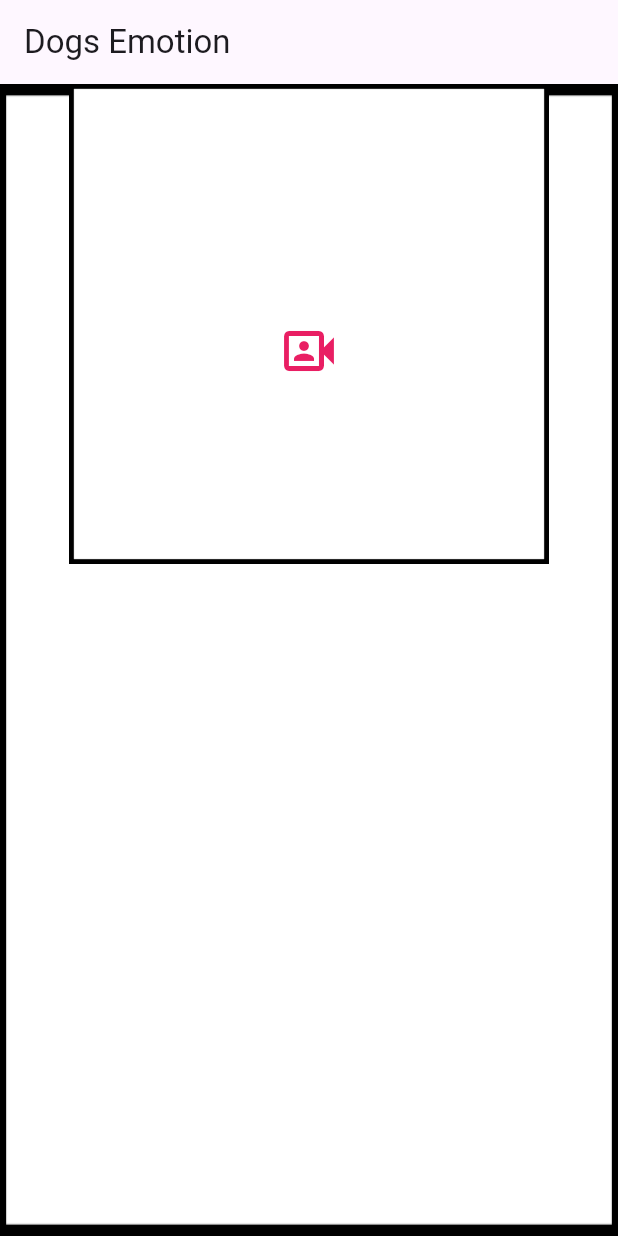
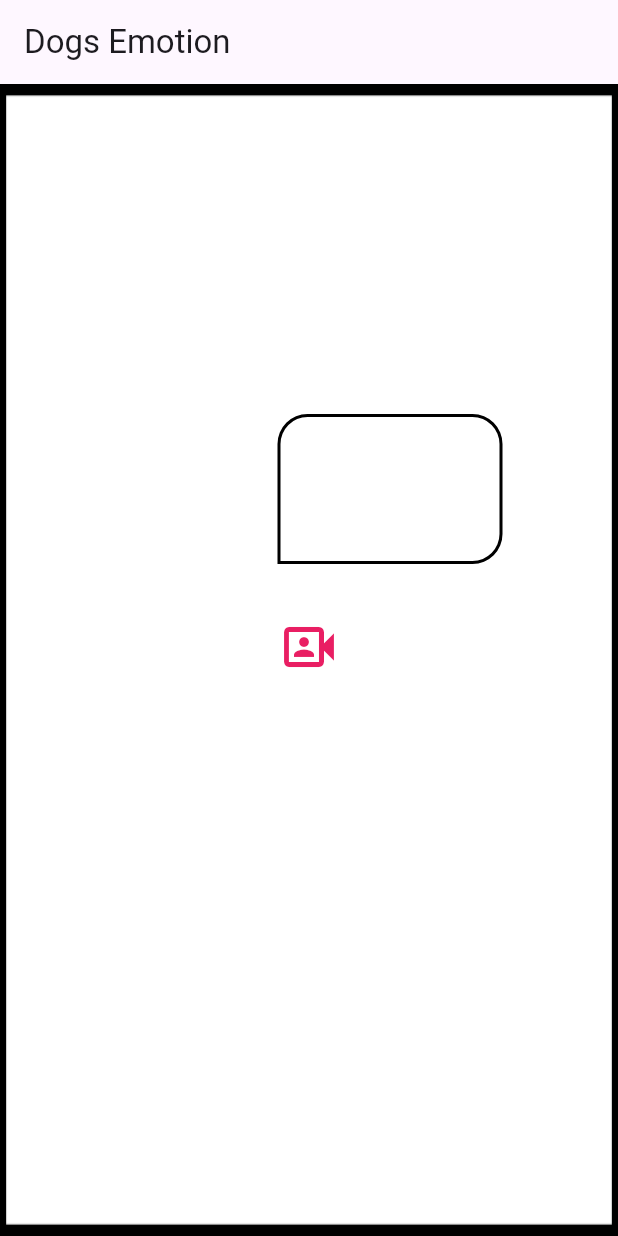
Before and after one commit to senior-project-AnimoGram/flutter_emotion, a Flutter app: the screen it shows after launch, on a phone screen of 412 x 824 dp. Run offline on Flutter 3.47's test engine with Material 3 defaults, Android fonts, the phone set to English and light mode, and no system bars; our stand-ins replace camera, get; missing offline and left inert: tflite.

Commit message:
first commit

```diff
--- a/lib/home.dart
+++ b/lib/home.dart
@@ -3,6 +3,46 @@ import 'package:camera/camera.dart';
 import 'package:flutter/material.dart';
 import 'package:tflite/tflite.dart';
 import 'main.dart';
+class SpeechBubbleIcon extends StatelessWidget {
+  final String text;
+
+  SpeechBubbleIcon({required this.text});
+
+  @override
+  Widget build(BuildContext context) {
+    return Stack(
+      children: [
+        Container(
+          width: 150.0,
+          height: 100.0,
+          decoration: BoxDecoration(
+            shape: BoxShape.rectangle,
+            borderRadius: const BorderRadius.only(
+              topLeft: Radius.circular(20.0),
+              topRight: Radius.circular(20.0),
+              bottomLeft: Radius.circular(0.0),
+              bottomRight: Radius.circular(20.0),
+            ),
+            border: Border.all(color: Colors.black, width: 2.0),
+          ),
+        ),
+        Positioned.fill(
+          child: Align(
+            alignment: Alignment.center,
+            child: Text(
+              text,
+              style: const TextStyle(
+                fontSize: 20.0,
+                color: Colors.black,
+              ),
+              textAlign: TextAlign.center,
+            ),
+          ),
+        ),
+      ],
+    );
+  }
+}
 
 class Home extends StatefulWidget {
   const Home({super.key});
@@ -12,25 +52,22 @@ class Home extends StatefulWidget {
 }
 
 class _HomeState extends State<Home> {
-
   bool isWorking = false;
   String result = '';
   CameraController? cameraController;
   CameraImage? imgCamera;
 
-  initCamera()
-  {
-    cameraController = CameraController(cameras![0],ResolutionPreset.medium);
-    cameraController!.initialize().then((value)
-    {
-      if(!mounted){
+  initCamera() {
+    cameraController = CameraController(cameras![0], ResolutionPreset.medium);
+    cameraController!.initialize().then((value) {
+      if (!mounted) {
         return;
       }
 
       setState(() {
-        cameraController!.startImageStream((imageFromStream) =>
+        cameraController!.startImageStream((imageFromStream) => {
+              if (!isWorking)
                 {
-          if(!isWorking){
                   isWorking = true,
                   imgCamera = imageFromStream,
                   runModelOnStreamFrames(),
@@ -40,11 +77,9 @@ class _HomeState extends State<Home> {
     });
   }
 
-  loadModel()async{
+  loadModel() async {
     await Tflite.loadModel(
-      model:"assets/emotion_model.tflite",
-      labels: "assets/labels.txt"
-    );
+        model: "assets/emotion_model.tflite", labels: "assets/labels.txt");
   }
 
   @override
@@ -54,14 +89,12 @@ class _HomeState extends State<Home> {
     loadModel();
   }
 
-  runModelOnStreamFrames()async{
-    if(imgCamera != null){
+  runModelOnStreamFrames() async {
+    if (imgCamera != null) {
       var recognitions = await Tflite.runModelOnFrame(
-          bytesList: imgCamera!.planes.map((plane)
-          {
+        bytesList: imgCamera!.planes.map((plane) {
           return plane.bytes;
         }).toList(),
-
         imageHeight: imgCamera!.height,
         imageWidth: imgCamera!.width,
         imageMean: 127.5,
@@ -73,9 +106,11 @@ class _HomeState extends State<Home> {
       );
       result = '';
 
-      recognitions!.forEach((response)
-      {
-        result += response["label"] + "  " + (response["confidence"] as double).toStringAsFixed(2) + "\n\n";
+      recognitions!.forEach((response) {
+        result += response["label"] +
+            "  " +
+            (response["confidence"] as double).toStringAsFixed(2) +
+            "\n\n";
       });
       setState(() {
         result;
@@ -85,7 +120,7 @@ class _HomeState extends State<Home> {
   }
 
   @override
-  void dispose() async{
+  void dispose() async {
     // TODO: implement dispose
     super.dispose();
     await Tflite.close();
@@ -95,8 +130,10 @@ class _HomeState extends State<Home> {
   @override
   Widget build(BuildContext context) {
     return SafeArea(
-        child:Scaffold(
-          appBar: AppBar(title: Text("Dogs Emotion"),),
+      child: Scaffold(
+        appBar: AppBar(
+          title: Text("Dogs Emotion"),
+        ),
         body: Container(
           decoration: const BoxDecoration(
             image: DecorationImage(
@@ -108,56 +145,46 @@ class _HomeState extends State<Home> {
             children: [
               Stack(
                 children: [
-                    Center(
-                      child: Container(
-                        height: 320.0,
-                        width: 360.0,
-                        child: Image.asset("assets/white.png"),
-                      ),
-                    ),
+                  Stack(
+                    children: [
                       Center(
                         child: TextButton(
                           onPressed: (){
                             initCamera();
                           },
                           child: Container(
-                          margin: const EdgeInsets.only(top:35.0),
-                          height: 270.0,
-                          width: 360.0,
+                            margin: const EdgeInsets.only(top:30.0),
+                            height: MediaQuery.of(context).size.height - 150, // Set the desired height
+                            width: MediaQuery.of(context).size.width, // Set the desired width
                             child: imgCamera == null
-                            ?
-                              Container(
-                                height: 270.0,
-                                width: 360.0,
+                                ? Container(
+                              height: 400.0,
+                              width: 480.0,
                               child: Icon(Icons.photo_camera_front,color: Colors.pink,size: 40.0,),
                             )
-                              :
-                              AspectRatio(
+                                : AspectRatio(
                               aspectRatio: cameraController!.value.aspectRatio,
                               child: CameraPreview(cameraController!),
                             ),
-                        )
                           ),
-                    )
+                        ),
+                      ),
+                      Positioned(
+                        bottom: 400.0, // Adjust the bottom value as needed
+                        child: Container(
+                          width: 520.0, // Set the width to match the camera preview width
+                          color: Colors.transparent, // Use a transparent background
+                          child: Center(
+                            child: SingleChildScrollView(
+                              child: SpeechBubbleIcon(text: result),
+                            ),
+                          ),
+                        ),
+                      ),
                     ],
                   ),
-                Center(
-                  child: Container(
-                    margin: EdgeInsets.only(top: 55.0),
-                    child:SingleChildScrollView(
-                      child: Text(
-                        result,
-                        style: const TextStyle(
-                          backgroundColor: Colors.white30,
-                          fontSize: 25.0,
-                          color: Colors.black,
+                ],
               ),
-                        textAlign: TextAlign.center,
-                      ),
-
-                    )
-                  ),
-                )
             ],
           ),
         ),
```
Lines whose indentation alone changed are shown as unchanged.
